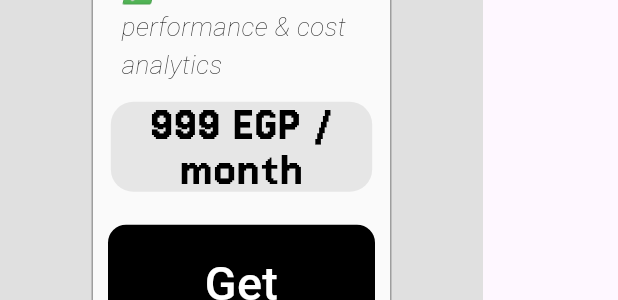
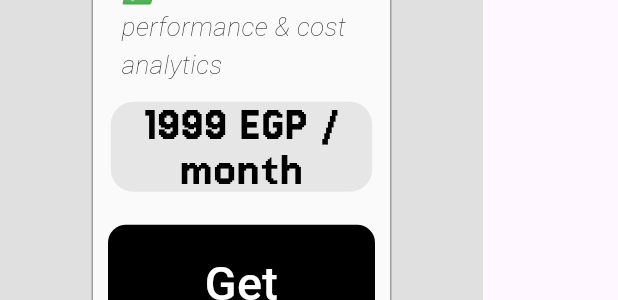
Before and after one commit to RagehAz/mojadwel_web, a Flutter app: the PlanView widget shown alone on an empty page, opened directly with empty values, scrolled down 616 dp, on a phone screen of 412 x 824 dp. Shown: the part 684-984 px from the top of the screen. Run offline on Flutter 3.47's test engine with Material 3 defaults, Android fonts, the phone set to English and light mode, and no system bars; our stand-ins replace cloud_firestore, firebase_auth, firebase_core, firebase_database, firebase_storage, go_router and 2 more; accounts and stored records are empty.

Commit message:
0.0.1: push

```diff
--- a/lib/app/screens/b_dashboard_screen/views/b_plan_view.dart
+++ b/lib/app/screens/b_dashboard_screen/views/b_plan_view.dart
@@ -66,7 +66,7 @@ class PlanView extends StatelessWidget {
                           '✅ Ai Booking & reminders',
                           '✅ Analytics dashboard',
                         ],
-                        price: '499 EGP / month',
+                        price: '999 EGP / month',
                         onTap: controller.onSelectStarterPlan,
                       ),
 
@@ -79,7 +79,7 @@ class PlanView extends StatelessWidget {
                           '✅ 3 WhatsApp numbers',
                           '✅ Detailed performance & cost analytics',
                         ],
-                        price: '999 EGP / month',
+                        price: '1999 EGP / month',
                         onTap: controller.onSelectProPlan,
                       ),
 
```
Also changed, not shown: lib/app/screens/b_dashboard_screen/views/a_profile_view.dart (+19 -9 lines).
